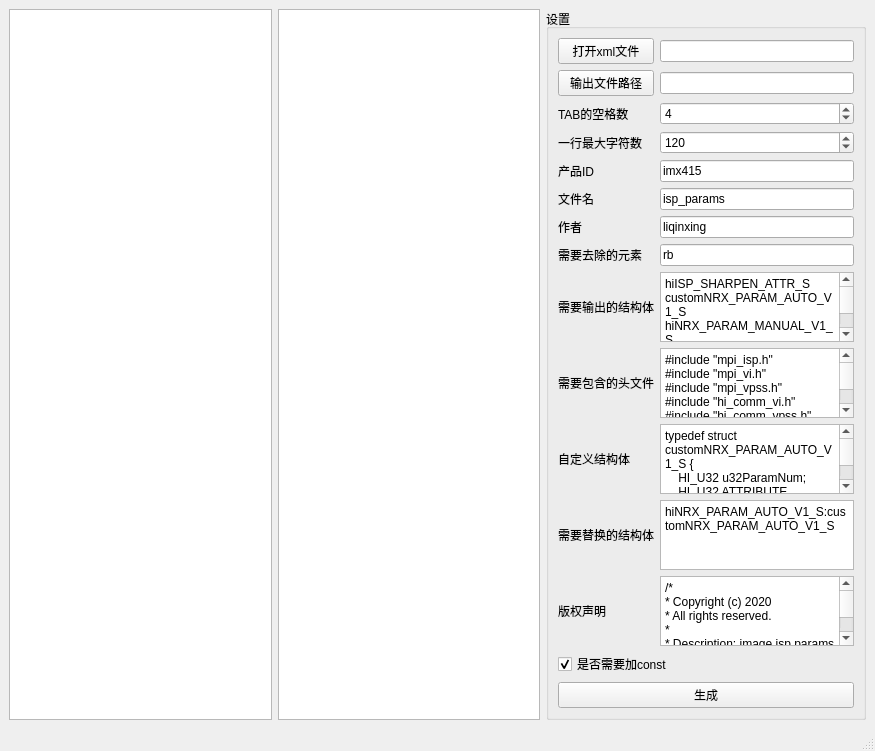
xiaoqinxing/ImageTools, file tools/pqtools_to_code/pqtools2code_window.ui: the form before one commit.
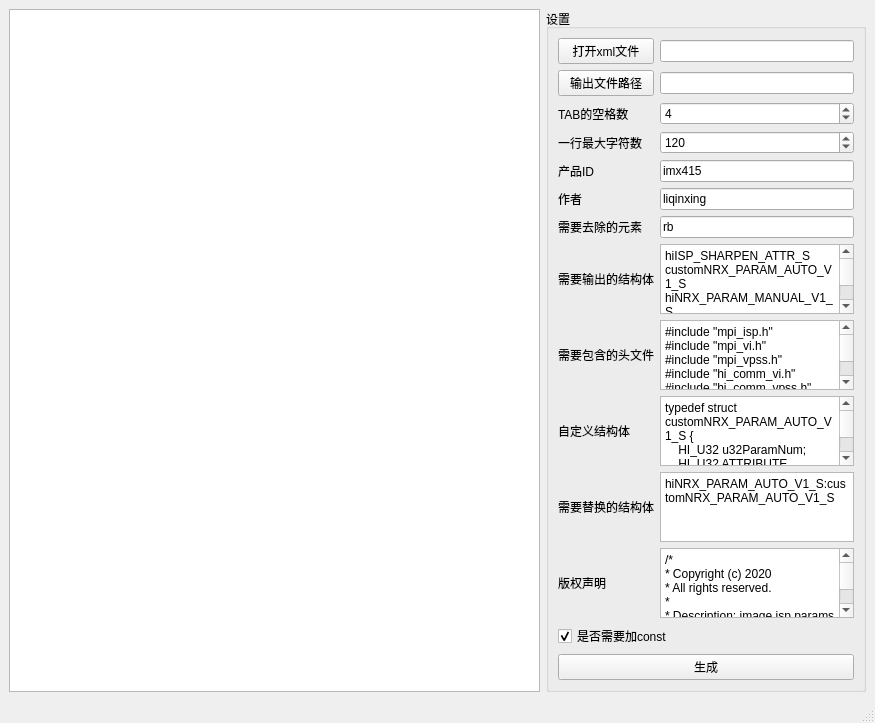
The form after the commit.

Commit message: pqtools2code工具：UI的优化

```diff
--- a/tools/pqtools_to_code/pqtools2code_window.ui
+++ b/tools/pqtools_to_code/pqtools2code_window.ui
@@ -7,7 +7,7 @@
     <x>0</x>
     <y>0</y>
     <width>875</width>
-    <height>650</height>
+    <height>714</height>
    </rect>
   </property>
   <property name="maximumSize">
@@ -21,10 +21,14 @@
   </property>
   <widget class="QWidget" name="centralwidget">
    <layout class="QGridLayout" name="gridLayout">
-    <item row="0" column="1">
-     <widget class="QTextBrowser" name="det_file"/>
+    <item row="0" column="0">
+     <widget class="QTextBrowser" name="dst_file">
+      <property name="openExternalLinks">
+       <bool>true</bool>
+      </property>
+     </widget>
     </item>
-    <item row="0" column="3" alignment="Qt::AlignLeft">
+    <item row="0" column="2" alignment="Qt::AlignLeft">
      <widget class="QGroupBox" name="groupBox">
       <property name="maximumSize">
        <size>
@@ -38,44 +42,9 @@
       <layout class="QVBoxLayout" name="verticalLayout">
        <item>
         <layout class="QGridLayout" name="gridLayout_2">
-         <item row="3" column="0">
-          <widget class="QLabel" name="label">
-           <property name="text">
-            <string>TAB的空格数</string>
-           </property>
-          </widget>
-         </item>
-         <item row="4" column="0">
-          <widget class="QLabel" name="label_2">
-           <property name="text">
-            <string>一行最大字符数</string>
-           </property>
-          </widget>
-         </item>
          <item row="2" column="1">
           <widget class="QLineEdit" name="output_path"/>
          </item>
-         <item row="2" column="0">
-          <widget class="QPushButton" name="open_output_path">
-           <property name="text">
-            <string>输出文件路径</string>
-           </property>
-          </widget>
-         </item>
-         <item row="8" column="0">
-          <widget class="QLabel" name="label_5">
-           <property name="text">
-            <string>需要去除的元素</string>
-           </property>
-          </widget>
-         </item>
-         <item row="8" column="1">
-          <widget class="QLineEdit" name="need_remove_item">
-           <property name="text">
-            <string>rb</string>
-           </property>
-          </widget>
-         </item>
          <item row="5" column="0">
           <widget class="QLabel" name="label_3">
            <property name="text">
@@ -83,10 +52,34 @@
            </property>
           </widget>
          </item>
-         <item row="11" column="0">
-          <widget class="QLabel" name="label_7">
+         <item row="12" column="1">
+          <widget class="QPlainTextEdit" name="copyright">
+           <property name="plainText">
+            <string>/*
+* Copyright (c) 2020
+* All rights reserved.
+*
+* Description: image isp params head file
+* Author: liqinxing
+* Create: 2020-12-28
+* Modefication History:
+* Author: %AUTHOR%
+* Date: %NOW_TINE%
+*/</string>
+           </property>
+          </widget>
+         </item>
+         <item row="4" column="0">
+          <widget class="QLabel" name="label_2">
            <property name="text">
-            <string>自定义结构体</string>
+            <string>一行最大字符数</string>
+           </property>
+          </widget>
+         </item>
+         <item row="7" column="0">
+          <widget class="QLabel" name="label_5">
+           <property name="text">
+            <string>需要去除的元素</string>
            </property>
           </widget>
          </item>
@@ -97,17 +90,17 @@
            </property>
           </widget>
          </item>
-         <item row="7" column="1">
-          <widget class="QLineEdit" name="author">
+         <item row="5" column="1">
+          <widget class="QLineEdit" name="product_id">
            <property name="text">
-            <string>liqinxing</string>
+            <string>imx415</string>
            </property>
           </widget>
          </item>
-         <item row="9" column="0">
-          <widget class="QLabel" name="label_10">
+         <item row="10" column="0">
+          <widget class="QLabel" name="label_7">
            <property name="text">
-            <string>需要输出的结构体</string>
+            <string>自定义结构体</string>
            </property>
           </widget>
          </item>
@@ -124,43 +117,38 @@
            </property>
           </widget>
          </item>
-         <item row="5" column="1">
-          <widget class="QLineEdit" name="product_id">
+         <item row="1" column="1">
+          <widget class="QLineEdit" name="xmlfile"/>
+         </item>
+         <item row="6" column="1">
+          <widget class="QLineEdit" name="author">
            <property name="text">
-            <string>imx415</string>
+            <string>liqinxing</string>
            </property>
           </widget>
          </item>
          <item row="10" column="1">
-          <widget class="QPlainTextEdit" name="include_headers">
+          <widget class="QPlainTextEdit" name="add_custom_defines">
            <property name="plainText">
-            <string>#include &quot;mpi_isp.h&quot;
-#include &quot;mpi_vi.h&quot;
-#include &quot;mpi_vpss.h&quot;
-#include &quot;hi_comm_vi.h&quot;
-#include &quot;hi_comm_vpss.h&quot;
-#include &quot;hi_isp_defines.h&quot;</string>
+            <string>typedef struct customNRX_PARAM_AUTO_V1_S {
+    HI_U32 u32ParamNum;
+    HI_U32 ATTRIBUTE au32ISO[16];
+    VI_PIPE_NRX_PARAM_V1_S ATTRIBUTE pastNRXParamV1[16];
+} CUSTOM_NRX_PARAM_AUTO_V1_S;</string>
+           </property>
+          </widget>
+         </item>
+         <item row="7" column="1">
+          <widget class="QLineEdit" name="need_remove_item">
+           <property name="text">
+            <string>rb</string>
            </property>
           </widget>
          </item>
          <item row="6" column="0">
-          <widget class="QLabel" name="label_4">
+          <widget class="QLabel" name="label_9">
            <property name="text">
-            <string>文件名</string>
-           </property>
-          </widget>
-         </item>
-         <item row="10" column="0">
-          <widget class="QLabel" name="label_6">
-           <property name="text">
-            <string>需要包含的头文件</string>
-           </property>
-          </widget>
-         </item>
-         <item row="13" column="0">
-          <widget class="QLabel" name="label_8">
-           <property name="text">
-            <string>版权声明</string>
+            <string>作者</string>
            </property>
           </widget>
          </item>
@@ -174,24 +162,21 @@
            </property>
           </widget>
          </item>
-         <item row="6" column="1">
-          <widget class="QLineEdit" name="output_filename">
-           <property name="text">
-            <string>isp_params</string>
+         <item row="11" column="1">
+          <widget class="QPlainTextEdit" name="custom_define_dict">
+           <property name="plainText">
+            <string>hiNRX_PARAM_AUTO_V1_S:customNRX_PARAM_AUTO_V1_S</string>
            </property>
           </widget>
          </item>
-         <item row="1" column="1">
-          <widget class="QLineEdit" name="xmlfile"/>
-         </item>
-         <item row="7" column="0">
-          <widget class="QLabel" name="label_9">
+         <item row="2" column="0">
+          <widget class="QPushButton" name="open_output_path">
            <property name="text">
-            <string>作者</string>
+            <string>输出文件路径</string>
            </property>
           </widget>
          </item>
-         <item row="9" column="1">
+         <item row="8" column="1">
           <widget class="QPlainTextEdit" name="filter_struct">
            <property name="plainText">
             <string>hiISP_SHARPEN_ATTR_S
@@ -206,45 +191,50 @@
            </property>
           </widget>
          </item>
-         <item row="13" column="1">
-          <widget class="QPlainTextEdit" name="copyright">
-           <property name="plainText">
-            <string>/*
-* Copyright (c) 2020
-* All rights reserved.
-*
-* Description: image isp params head file
-* Author: liqinxing
-* Create: 2020-12-28
-* Modefication History:
-* Author: %AUTHOR%
-* Date: %NOW_TINE%
-*/</string>
-           </property>
-          </widget>
-         </item>
-         <item row="11" column="1">
-          <widget class="QPlainTextEdit" name="add_custom_defines">
-           <property name="plainText">
-            <string>typedef struct customNRX_PARAM_AUTO_V1_S {
-    HI_U32 u32ParamNum;
-    HI_U32 ATTRIBUTE au32ISO[16];
-    VI_PIPE_NRX_PARAM_V1_S ATTRIBUTE pastNRXParamV1[16];
-} CUSTOM_NRX_PARAM_AUTO_V1_S;</string>
+         <item row="9" column="0">
+          <widget class="QLabel" name="label_6">
+           <property name="text">
+            <string>需要包含的头文件</string>
            </property>
           </widget>
          </item>
          <item row="12" column="0">
+          <widget class="QLabel" name="label_8">
+           <property name="text">
+            <string>版权声明</string>
+           </property>
+          </widget>
+         </item>
+         <item row="8" column="0">
+          <widget class="QLabel" name="label_10">
+           <property name="text">
+            <string>需要输出的结构体</string>
+           </property>
+          </widget>
+         </item>
+         <item row="11" column="0">
           <widget class="QLabel" name="label_11">
            <property name="text">
             <string>需要替换的结构体</string>
            </property>
           </widget>
          </item>
-         <item row="12" column="1">
-          <widget class="QPlainTextEdit" name="custom_define_dict">
+         <item row="9" column="1">
+          <widget class="QPlainTextEdit" name="include_headers">
            <property name="plainText">
-            <string>hiNRX_PARAM_AUTO_V1_S:customNRX_PARAM_AUTO_V1_S</string>
+            <string>#include &quot;mpi_isp.h&quot;
+#include &quot;mpi_vi.h&quot;
+#include &quot;mpi_vpss.h&quot;
+#include &quot;hi_comm_vi.h&quot;
+#include &quot;hi_comm_vpss.h&quot;
+#include &quot;hi_isp_defines.h&quot;</string>
+           </property>
+          </widget>
+         </item>
+         <item row="3" column="0">
+          <widget class="QLabel" name="label">
+           <property name="text">
+            <string>TAB的空格数</string>
            </property>
           </widget>
          </item>
@@ -270,9 +260,6 @@
       </layout>
      </widget>
     </item>
-    <item row="0" column="0">
-     <widget class="QTextBrowser" name="src_file"/>
-    </item>
    </layout>
   </widget>
   <widget class="QStatusBar" name="statusbar"/>
```
